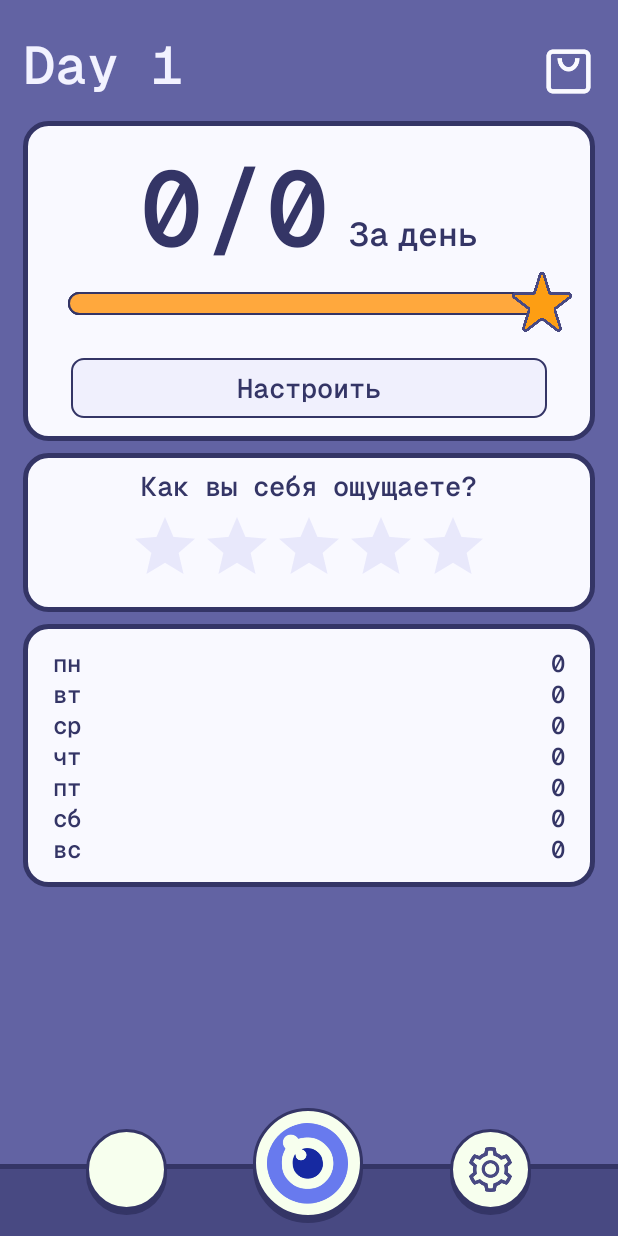
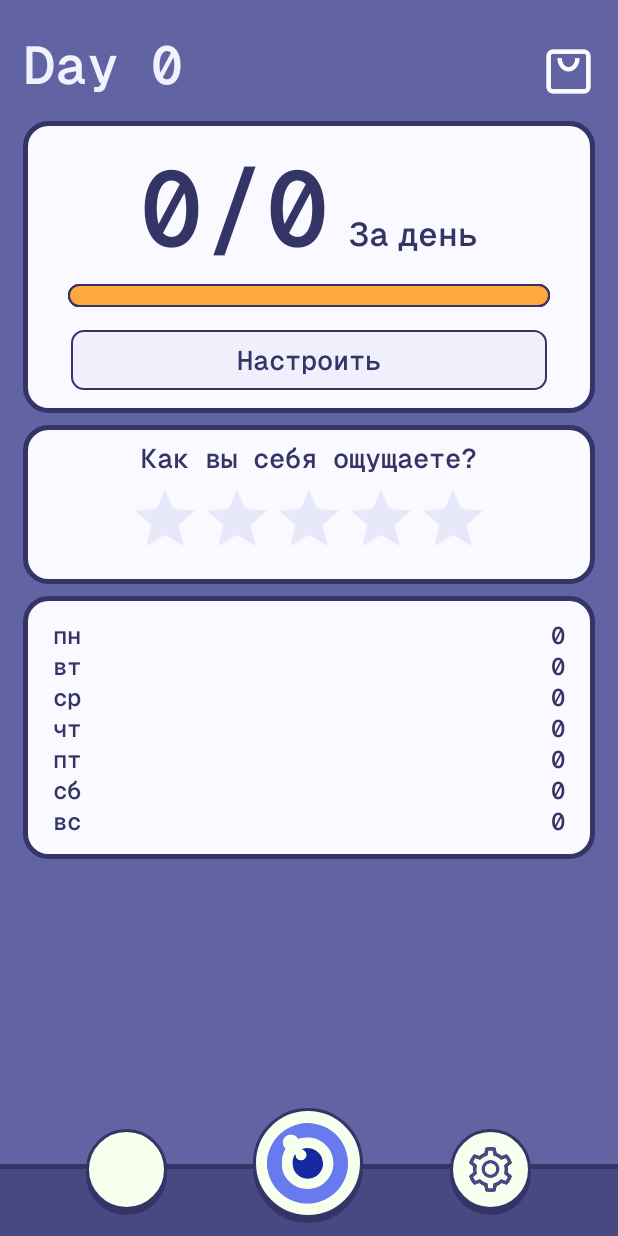
Before and after one commit to trackofficial/Visio, an Android app: the screen it shows after launch (MainActivity), on a phone screen of 412 x 824 dp. Run offline under Robolectric (Android 15) with nearby library versions, the phone set to English and light mode, and no system bars.

Commit message:
visio_version_beta_1.0.22 (Пробный запуск "DayCounter")

```diff
--- a/app/src/main/java/com/example/visio/MainActivity.kt
+++ b/app/src/main/java/com/example/visio/MainActivity.kt
@@ -1,7 +1,6 @@
 package com.example.visio
 
 import android.content.Intent
-import java.text.SimpleDateFormat
 import android.os.Bundle
 import android.view.View
 import androidx.activity.enableEdgeToEdge
@@ -22,9 +21,7 @@ import android.media.Image
 import android.util.TypedValue
 import android.widget.ImageButton
 import android.util.Log
-import android.widget.FrameLayout
-import android.widget.ImageView
-import android.view.ViewGroup
+import java.util.concurrent.TimeUnit
 
 class MainActivity : AppCompatActivity() {
     private lateinit var sharedPreferences: SharedPreferences
@@ -34,14 +31,10 @@ class MainActivity : AppCompatActivity() {
     private lateinit var daysOfWeek: List<DayOfWeek>
     private lateinit var resetHandler: PendingIntent
     private var currentDayOfWeek: DayOfWeek? = null
-    private lateinit var statusBar: View
-    private lateinit var statusBarBlock:FrameLayout
-    var value = 0
-    private lateinit var imageBlockBar:FrameLayout
-    private lateinit var enImage: ImageView
 
-    private val dateFormat = SimpleDateFormat("dd.MM.yyyy", Locale.getDefault())
 
+    private val PREFS_NAME = "DayCounterPrefs"
+    private val PREF_DAY_COUNTER = "dayCounter"
     private lateinit var dayTextView: TextView
     private var dayCount: Int = 0
     private val handler = Handler(Looper.getMainLooper())
@@ -49,12 +42,6 @@ class MainActivity : AppCompatActivity() {
     private lateinit var text_rating: TextView
     private lateinit var block_rating: LinearLayout
     private lateinit var week_statistic: LinearLayout
-    private var updateDayRunnable = object : Runnable {
-        override fun run() {
-            updateDay()
-            handler.postDelayed(this, getMillisUntilMidnight())
-        }
-    }
     private val preferences by lazy { getSharedPreferences("app_prefs", Context.MODE_PRIVATE) }
 
     override fun onCreate(savedInstanceState: Bundle?) {
@@ -68,14 +55,9 @@ class MainActivity : AppCompatActivity() {
 
         }
         sharedPreferences = getSharedPreferences("ExitCounterPrefs", Context.MODE_PRIVATE)
-        sharedPreferences = getSharedPreferences("AppPrefs", MODE_PRIVATE)
         exitCounterTextView = findViewById(R.id.training_counter_text)
         navigateButton = findViewById(R.id.logo_button_main)
         weekStatistic = findViewById(R.id.week_statistic)
-        statusBar = findViewById(R.id.status_for_bar)
-        statusBarBlock = findViewById(R.id.countebar)
-        enImage = findViewById(R.id.end_image)
-        imageBlockBar = findViewById(R.id.block_image_bar)
 
         // Инициализация объектов для каждого дня недели
         daysOfWeek = listOf(
@@ -87,11 +69,15 @@ class MainActivity : AppCompatActivity() {
             DayOfWeek(Calendar.FRIDAY, "Пятница", R.id.friday_bar, R.id.friday_value),
             DayOfWeek(Calendar.SATURDAY, "Суббота", R.id.saturday_bar, R.id.saturday_value)
         )
+        dayTextView = findViewById(R.id.day_counter)
 
-        // Проверка на сброс данных
+        // Обновление UI
+        updateDayCounterUI()
+
+        // Планирование задачи
+        handler.postDelayed(runnable, getMillisUntilMidnight())
         // Проверка на сброс данных
         checkForReset()
-
         // Загружаем данные текущего дня
         loadDayData()
 
@@ -100,7 +86,7 @@ class MainActivity : AppCompatActivity() {
             handler.postDelayed({
                 incrementExitCount()
                 saveDayData()
-                onResume()
+                updateExitCounterTextView()
                 updateBarHeight(currentDayOfWeek!!)},2000)
             val intent = Intent(this, MainButtonTraning::class.java)
             startActivity(intent)
@@ -111,8 +97,6 @@ class MainActivity : AppCompatActivity() {
 
         dayTextView = findViewById(R.id.day_counter)
         block_rating = findViewById(R.id.rating_your_eyes)
-        dayTextView.text = "Day $dayCount"
-        handler.post(updateDayRunnable)
         ratingBar = findViewById(R.id.ratingbar)
         text_rating = findViewById(R.id.text_rating_bar)
         week_statistic = findViewById(R.id.week_statistic)
@@ -151,7 +135,6 @@ class MainActivity : AppCompatActivity() {
         }
         checkRatingStatus()
     }
-
     private fun showRatingBar() {
         runOnUiThread {
             ratingBar.visibility = View.VISIBLE
@@ -182,18 +165,6 @@ class MainActivity : AppCompatActivity() {
         val intent = Intent(this, Account::class.java)
         startActivity(intent)
     }
-
-    private fun updateDay() {
-        dayCount++
-        dayTextView.text = "Day $dayCount"
-    }
-
-
-    override fun onDestroy() {
-        super.onDestroy()
-        handler.removeCallbacks(updateDayRunnable)
-    }
-
     private fun checkRatingStatus() {
         val lastRatingTime = preferences.getLong("last_rating_time", 0)
         if (System.currentTimeMillis() - lastRatingTime < getMillisUntilMidnight()) {
@@ -216,7 +187,7 @@ class MainActivity : AppCompatActivity() {
         }
         val calendar = Calendar.getInstance()
         currentDayOfWeek = daysOfWeek.find { it.id == calendar.get(Calendar.DAY_OF_WEEK) }
-        onResume()
+        updateExitCounterTextView()
     }
 
     private fun saveDayData() {
@@ -231,11 +202,9 @@ class MainActivity : AppCompatActivity() {
         currentDayOfWeek?.exitCount = currentDayOfWeek?.exitCount?.plus(1) ?: 0
     }
 
-    /*private fun updateExitCounterTextView() {
-        val counter = sharedPreferences.getInt("counter", 0)
-
-        exitCounterTextView.text = "${currentDayOfWeek?.exitCount}/$counter"
-    }*/
+    private fun updateExitCounterTextView() {
+        exitCounterTextView.text = "${currentDayOfWeek?.exitCount}/0"
+    }
 
     private fun updateBarHeight(day: DayOfWeek) {
         val barView = findViewById<View>(day.barViewId)
@@ -314,56 +283,26 @@ class MainActivity : AppCompatActivity() {
         calendar.add(Calendar.DAY_OF_MONTH, 1)
         return calendar.timeInMillis - System.currentTimeMillis()
     }
-    override fun onResume() {
-        super.onResume()
+    private val runnable = object : Runnable {
+        override fun run() {
+            incrementDayCounter()
+            updateDayCounterUI()
+            handler.postDelayed(this, TimeUnit.DAYS.toMillis(1)) // 24 часа
+        }
+    }
+    private fun updateDayCounterUI() {
+        val dayCounter = getDayCounter()
+        dayTextView.text = "Day $dayCounter"
+    }
 
-        // Загружаем значение счётчика из SharedPreferences
-        val counter = sharedPreferences.getInt("counter", 0)
+    private fun getDayCounter(): Int {
+        val prefs = getSharedPreferences(PREFS_NAME, Context.MODE_PRIVATE)
+        return prefs.getInt(PREF_DAY_COUNTER, 0)
+    }
 
-        // Обновляем текстовое поле в формате "$alphab / $counter"
-        exitCounterTextView.text = "${currentDayOfWeek?.exitCount}/$counter"
-        val status_value = currentDayOfWeek?.exitCount
-
-
-        // Обновляем ширину прогресс-бара и пустого бара в зависимости от соотношения
-        // Вычисляем соотношение и обновляем ширину прогресс-бара и пустого бара
-        val totalWidth = resources.displayMetrics.widthPixels - 2 * (30 * resources.displayMetrics.density).toInt()
-        val progressBarWidth: Int
-        val progressRatio = status_value!!.toFloat() / counter.toFloat()
-        if (status_value!!.toInt() >= counter) {
-            enImage.visibility = View.VISIBLE
-            setMarginTop(imageBlockBar, 0)
-            progressBarWidth = totalWidth
-        } else {
-            enImage.visibility = View.GONE
-            setMarginTop(imageBlockBar, 8)
-            progressBarWidth = (totalWidth * progressRatio).toInt()
-        }
-
-        val progressBarParams = statusBar.layoutParams
-        progressBarParams.width = progressBarWidth
-        statusBar.layoutParams = progressBarParams
-    }
-    private fun setMarginTop(frameLayout: FrameLayout, topMargin: Int) {
-        val params = frameLayout.layoutParams as ViewGroup.MarginLayoutParams
-        params.topMargin = (topMargin * resources.displayMetrics.density).toInt()
-        frameLayout.layoutParams = params
-    }
-    private fun startMidnightUpdater() {
-        val calendar = Calendar.getInstance()
-        calendar.set(Calendar.HOUR_OF_DAY, 0)
-        calendar.set(Calendar.MINUTE, 0)
-        calendar.set(Calendar.SECOND, 0)
-        calendar.set(Calendar.MILLISECOND, 0)
-
-        val midnightTimeInMillis = calendar.timeInMillis
-
-        Timer().scheduleAtFixedRate(object : TimerTask() {
-            override fun run() {
-                runOnUiThread {
-                    updateDay()
-                }
-            }
-        }, midnightTimeInMillis, 24 * 60 * 60 * 1000) // 24 часа в миллисекундах
+    private fun incrementDayCounter() {
+        val prefs = getSharedPreferences(PREFS_NAME, Context.MODE_PRIVATE)
+        val dayCounter = prefs.getInt(PREF_DAY_COUNTER, 0) + 1
+        prefs.edit().putInt(PREF_DAY_COUNTER, dayCounter).apply()
     }
 }
--- a/app/src/main/res/layout/main_screen.xml
+++ b/app/src/main/res/layout/main_screen.xml
@@ -132,8 +132,8 @@
                     android:layout_height="40dp"
                     android:background="@drawable/star_for_bar"
                     android:layout_gravity="end"
-                    android:layout_marginRight="15dp"
-                    android:layout_marginBottom="2dp"
+                    android:layout_marginRight="20dp"
+                    android:layout_marginBottom="10dp"
                     android:visibility="gone">
                 </ImageView>
             </FrameLayout>
```
Also changed, not shown: app/src/main/ic_launcher-playstore.png, app/src/main/res/mipmap-hdpi/ic_launcher.webp, app/src/main/res/mipmap-hdpi/ic_launcher_foreground.webp, app/src/main/res/mipmap-hdpi/ic_launcher_round.webp, app/src/main/res/mipmap-mdpi/ic_launcher.webp, app/src/main/res/mipmap-mdpi/ic_launcher_foreground.webp, app/src/main/res/mipmap-mdpi/ic_launcher_round.webp, app/src/main/res/mipmap-xhdpi/ic_launcher.webp, app/src/main/res/mipmap-xhdpi/ic_launcher_foreground.webp, app/src/main/res/mipmap-xhdpi/ic_launcher_round.webp, app/src/main/res/mipmap-xxhdpi/ic_launcher.webp, app/src/main/res/mipmap-xxhdpi/ic_launcher_foreground.webp, app/src/main/res/mipmap-xxhdpi/ic_launcher_round.webp, app/src/main/res/mipmap-xxxhdpi/ic_launcher.webp, 2 more files.
